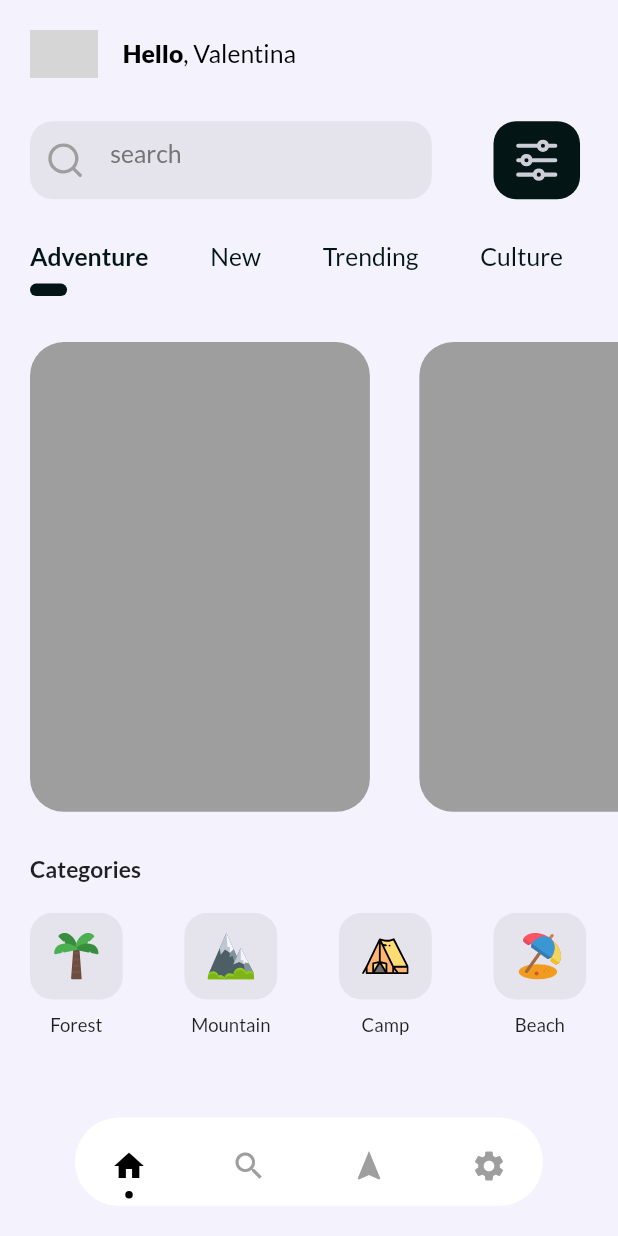
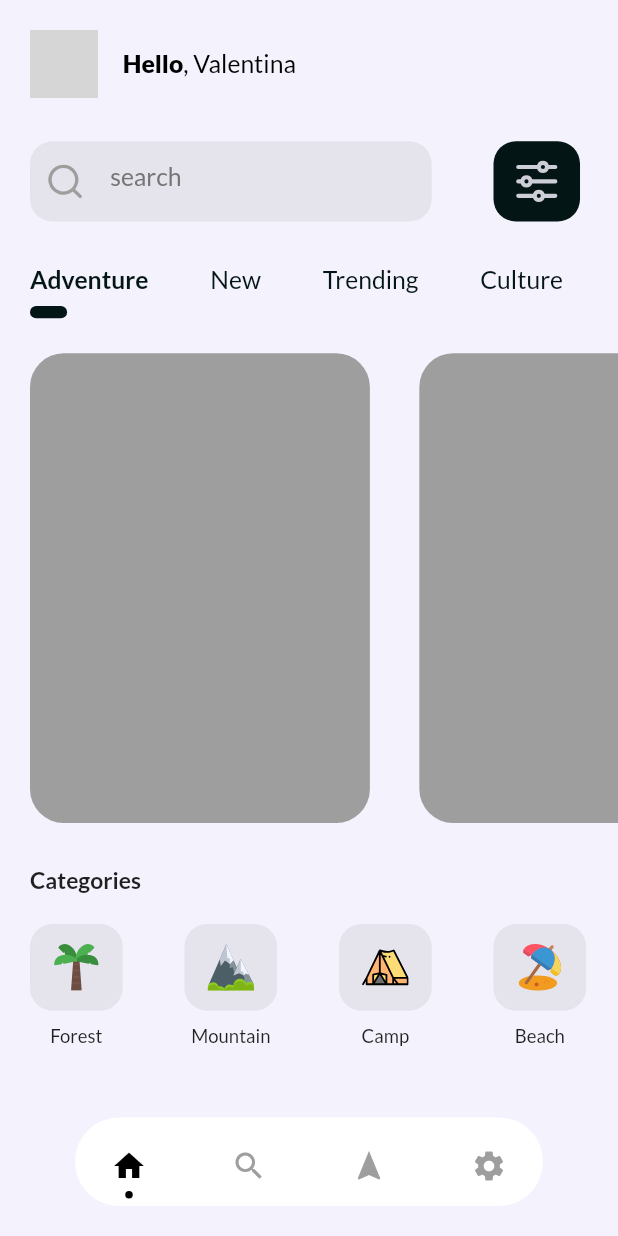
Before and after one commit to jxstxn1/Travel-App, a Flutter app: the HomeScreen screen opened directly, on a phone screen of 412 x 824 dp. Run offline on Flutter 3.47's test engine with Material 2 defaults, Android fonts, the phone set to English and light mode, and no system bars; drawn by our look-alikes of dot_navigation_bar; our stand-ins replace flutter_svg, google_fonts, shimmer_animation; grey boxes are pictures that could not be loaded.

Commit message:
Fixed some layout bugs and this might be the final push

```diff
--- a/travel/lib/screens/home_screen.dart
+++ b/travel/lib/screens/home_screen.dart
@@ -129,28 +129,23 @@ class _HomeScreenState extends State<HomeScreen> {
             mainAxisAlignment: MainAxisAlignment.start,
             crossAxisAlignment: CrossAxisAlignment.start,
             children: [
-              Flexible(
-                child: Padding(
+              Padding(
                 padding: EdgeInsets.fromLTRB(
                     kDefaultPadding, kDefaultPadding, kDefaultPadding, 0),
                 child: PictureWithText(),
               ),
-              ),
               SizedBox(height: size.height * .035),
-              Flexible(
-                child: Padding(
+              Padding(
                 padding:
                     EdgeInsets.fromLTRB(kDefaultPadding, 0, kDefaultPadding, 0),
                 child: SearchWithButton(),
-                ),
               ),
               SizedBox(height: size.height * .035),
               Flexible(
                 child: Padding(
                   padding: EdgeInsets.fromLTRB(kDefaultPadding, 0, 0, 0),
                   child: Container(
-                    height: size.height * .10,
-                      child: TopNavigationBar()),
+                      height: size.height * .10, child: TopNavigationBar()),
                 ),
               ),
               SizedBox(height: size.height * .0175),
--- a/travel/lib/widgets/item.dart
+++ b/travel/lib/widgets/item.dart
@@ -111,7 +111,7 @@ class _ItemState extends State<Item> {
                             kDefaultPadding,
                             0,
                             kDefaultPadding,
-                            size.height * 0.001,
+                            kDefaultPadding,
                           ),
                           child: Column(
                             mainAxisAlignment: MainAxisAlignment.spaceAround,
--- a/travel/lib/widgets/search_bar.dart
+++ b/travel/lib/widgets/search_bar.dart
@@ -43,7 +43,6 @@ class SearchBar extends StatelessWidget {
                   enabledBorder: InputBorder.none,
                   errorBorder: InputBorder.none,
                   disabledBorder: InputBorder.none,
-                  errorMaxLines: 2,
                 ),
               ),
             ),
```
Lines whose indentation alone changed are shown as unchanged.
